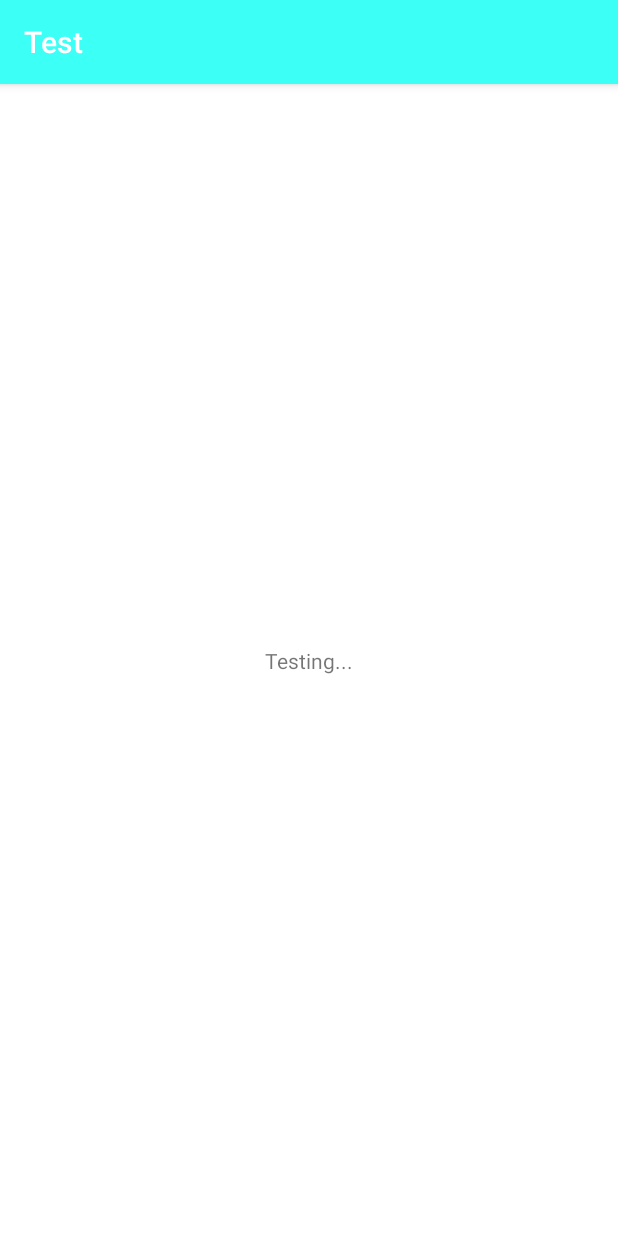
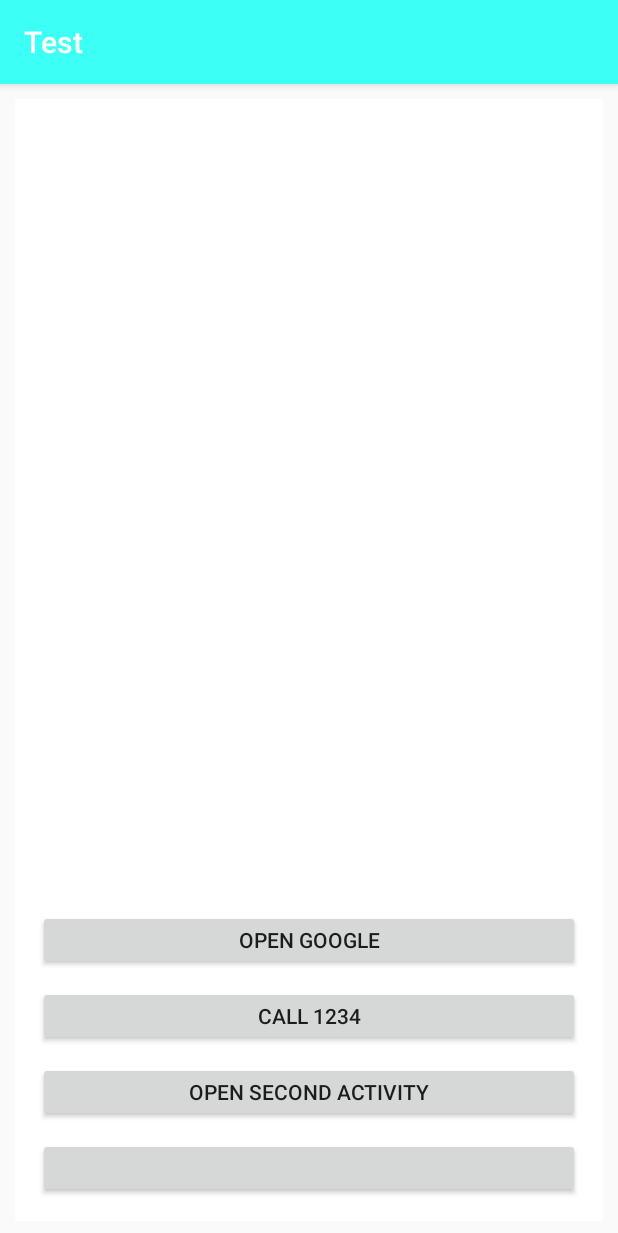
Before and after one commit to AsafeOlimpio/MiPrimeraApp, an Android app: the screen it shows after launch (MainActivity), on a phone screen of 412 x 824 dp. Shown: the top 1233 px of the screen. Run offline under Robolectric (Android 15) with nearby library versions, the phone set to English and light mode, and no system bars.

Commit message:
Practicas - My First App

```diff
--- a/Practicas/app/build.gradle
+++ b/Practicas/app/build.gradle
@@ -25,4 +25,5 @@ dependencies {
     testImplementation 'junit:junit:4.12'
     androidTestImplementation 'com.android.support.test:runner:1.0.2'
     androidTestImplementation 'com.android.support.test.espresso:espresso-core:3.0.2'
+    implementation 'com.android.support:design:27.1.1'
 }
--- a/Practicas/app/src/main/AndroidManifest.xml
+++ b/Practicas/app/src/main/AndroidManifest.xml
@@ -2,6 +2,7 @@
 <manifest xmlns:android="http://schemas.android.com/apk/res/android"
     package="com.teaching.android.miprimeraapp">
 
+    <uses-permission android:name="android.permission.CALL_PHONE" />
 
     <application
         android:allowBackup="true"
@@ -17,6 +18,8 @@
                 <category android:name="android.intent.category.LAUNCHER" />
             </intent-filter>
         </activity>
+        <activity android:name=".SecondActivity" />
+        <activity android:name=".ProfileActivity"></activity>
     </application>
 
 </manifest>
--- a/Practicas/app/src/main/res/layout/activity_main.xml
+++ b/Practicas/app/src/main/res/layout/activity_main.xml
@@ -1,25 +1,34 @@
 <?xml version="1.0" encoding="utf-8"?>
-<android.support.constraint.ConstraintLayout xmlns:android="http://schemas.android.com/apk/res/android"
+<LinearLayout xmlns:android="http://schemas.android.com/apk/res/android"
     xmlns:app="http://schemas.android.com/apk/res-auto"
     xmlns:tools="http://schemas.android.com/tools"
     android:layout_width="match_parent"
     android:layout_height="match_parent"
     android:background="@color/colorBackground"
+    android:orientation="vertical"
+    android:layout_margin="10dp"
+    android:padding="10dp"
+    android:gravity="bottom|center_horizontal"
+
     tools:context=".MainActivity">
 
-    <TextView
-        android:id="@+id/textView"
-        android:layout_width="wrap_content"
-        android:layout_height="wrap_content"
-        android:layout_marginBottom="241dp"
-        android:layout_marginEnd="143dp"
-        android:layout_marginStart="143dp"
-        android:layout_marginTop="241dp"
-        android:text="@string/text_correct_way"
-        app:layout_constraintBottom_toBottomOf="parent"
-        app:layout_constraintEnd_toEndOf="parent"
-        app:layout_constraintStart_toStartOf="parent"
-        app:layout_constraintTop_toTopOf="parent" />
+    <Button
+        android:onClick="opgl"
+        android:text="@string/open_google"
+        style="@style/my_button" />
 
+    <Button
+        android:onClick="call"
+        android:text="@string/phonenumber"
+        style="@style/my_button"/>
 
-</android.support.constraint.ConstraintLayout>
+    <Button
+        style="@style/my_button"
+        android:onClick="onClick"
+        android:text="@string/text_correct_way" />
+
+    <Button
+        style="@style/my_button"
+        android:onClick="oppf"/>
+
+</LinearLayout>
--- a/Practicas/app/src/main/res/values/colors.xml
+++ b/Practicas/app/src/main/res/values/colors.xml
@@ -4,4 +4,5 @@
     <color name="colorPrimaryDark">#303F9F</color>
     <color name="colorAccent">#FF4081</color>
     <color name="colorBackground">#FFFFFF</color>
+    <color name="black">#000000</color>
 </resources>
--- a/Practicas/app/src/main/res/values/strings.xml
+++ b/Practicas/app/src/main/res/values/strings.xml
@@ -1,4 +1,26 @@
 <resources>
     <string name="app_name">Test</string>
-    <string name="text_correct_way">Testing...</string>
+    <string name="text_correct_way">Open Second Activity</string>
+    <string name="open_google">Open Google</string>
+    <string name="phonenumber">Call 1234</string>
+    <string name="open_gmail">Open Gmail</string>
+
+    <!--App-->
+
+    <string name="username">Username</string>
+    <string name="enter_username">username...</string>
+    <string name="email">Email</string>
+    <string name="enter_email">email...</string>
+    <string name="password">Password</string>
+    <string name="enter_password">password...</string>
+
+    <!--Gender & Age-->
+    <string name="gender">Gender:</string>
+    <string name="age">Age:</string>
+    <string name="age_two">age...</string>
+    <string name="Save">Save</string>
+    <string name="delete">Delete</string>
+
+    <!--Save & Delete-->
+
 </resources>
--- a/Practicas/app/src/main/res/values/styles.xml
+++ b/Practicas/app/src/main/res/values/styles.xml
@@ -8,4 +8,26 @@
         <item name="colorAccent">@color/colorAccent</item>
     </style>
 
+    <style name="my_button">
+        android:maxWidth="400dp"
+        <item name="android:layout_width">match_parent</item>
+        <item name="android:layout_height">40dp</item>
+        <item name="android:layout_margin">5dp</item>
+    </style>
+
+    <style name="asafes_textStyle">
+        <item name="android:layout_width">wrap_content</item>
+        <item name="android:layout_height">wrap_content</item>
+        <item name="android:textSize">17sp</item>
+        <item name="android:padding">4dp</item>
+        <item name="android:textColor">@color/black</item>
+        <item name="android:textStyle">bold|italic</item>
+    </style>
+
+    <style name="input_type">
+        <item name="android:layout_width">match_parent</item>
+        <item name="android:layout_height">wrap_content</item>
+    </style>
+
+
 </resources>
```
Also changed, not shown: Practicas/app/src/main/java/com/teaching/android/miprimeraapp/MainActivity.java (+74 -0 lines), Practicas/app/src/main/java/com/teaching/android/miprimeraapp/ProfileActivity.java (added, +37 -0 lines), Practicas/app/src/main/java/com/teaching/android/miprimeraapp/SecondActivity.java (added, +25 -0 lines), Practicas/app/src/main/res/layout/activity_profile.xml (added, +100 -0 lines), Practicas/app/src/main/res/layout/activity_second.xml (added, +15 -0 lines).
